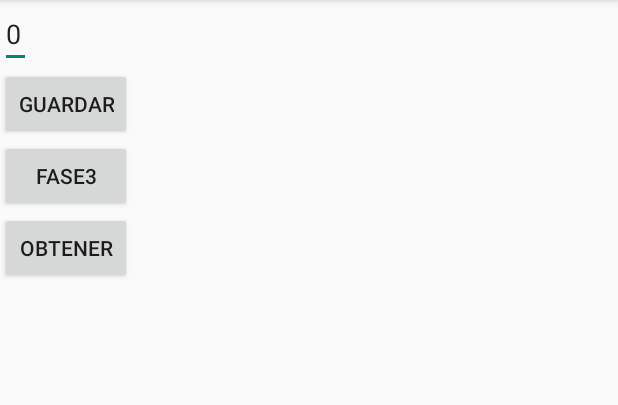
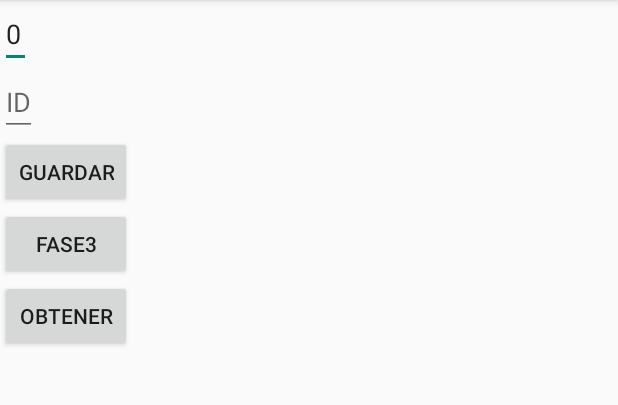
Before and after one commit to vloxomire/Sabado18, an Android app: the screen it shows after launch (Resultado), after a tap on "SUMA", on a phone screen of 412 x 824 dp, the part 84-489 px from its top. Run offline under Robolectric (Android 15) with nearby library versions, the phone set to English and light mode, and no system bars; libraries missing offline, so code that uses them is left out: android.net.sip; 3 statements that could not run were skipped.

Commit message:
ListenerObtener

```diff
--- a/app/src/main/java/com/beetle/dragon/sabado18/Interfaz/Resultado.java
+++ b/app/src/main/java/com/beetle/dragon/sabado18/Interfaz/Resultado.java
@@ -14,7 +14,7 @@ import com.beetle.dragon.sabado18.Models.Calculadora;
 import com.beetle.dragon.sabado18.R;
 
 public class Resultado extends Activity {
-    private EditText et3;
+    private EditText et3, etId;
     private Button guardar, fase3, obtener;
     private Calculadora unaCalculadora;
     private ListenerGuardar listenerGuardar;
@@ -38,12 +38,21 @@ public class Resultado extends Activity {
         return controladorCalculadora;
     }
 
+    public EditText getEtId() {
+        return etId;
+    }
+
+    public void setEtId(EditText etId) {
+        this.etId = etId;
+    }
+
     @Override
     protected void onCreate(Bundle savedInstanceState) {
         super.onCreate(savedInstanceState);
         setContentView(R.layout.activity2);
 
         et3=findViewById(R.id.et3);
+        etId=findViewById(R.id.etId);
         guardar=findViewById(R.id.guardar);
         fase3=findViewById(R.id.fase3);
         obtener=findViewById(R.id.obtener);
--- a/app/src/main/java/com/beetle/dragon/sabado18/Listeners/ListenerObtener.java
+++ b/app/src/main/java/com/beetle/dragon/sabado18/Listeners/ListenerObtener.java
@@ -1,4 +1,26 @@
 package com.beetle.dragon.sabado18.Listeners;
 
-public class ListenerObtener {
-}
+import android.view.View;
+import android.widget.Toast;
+
+import com.beetle.dragon.sabado18.Interfaz.Resultado;
+
+public class ListenerObtener implements View.OnClickListener{
+    private Resultado context;
+    public ListenerObtener(Resultado context) {
+        this.context = context;
+    }
+    @Override
+    public void onClick(View v) {
+    Integer id = Integer.valueOf(context.getEtId().getText().toString());
+    if (id < context.getControladorCalculadora().cantidadCalculadora()){
+        if (context.getControladorCalculadora().cantidadCalculadora()!= 0){
+            context.setUnaCalculadora(context.getControladorCalculadora().getCalculadora(id));
+            context.getEt3().setText(context.getUnaCalculadora().getResultado());
+        }else{
+            Toast.makeText(context,"No hay valor",Toast.LENGTH_SHORT).show();
+        }}else{
+            Toast.makeText(context,"Fuera de rango",Toast.LENGTH_SHORT).show();
+        }
+    }
+    }
--- a/app/src/main/res/layout/activity2.xml
+++ b/app/src/main/res/layout/activity2.xml
@@ -9,6 +9,11 @@
         android:layout_width="wrap_content"
         android:layout_height="wrap_content"
         android:id="@+id/et3"/>
+    <EditText
+        android:layout_width="wrap_content"
+        android:layout_height="wrap_content"
+        android:hint="ID"
+        android:id="@+id/etId"/>
     <Button
         android:layout_width="wrap_content"
         android:layout_height="wrap_content"
```
